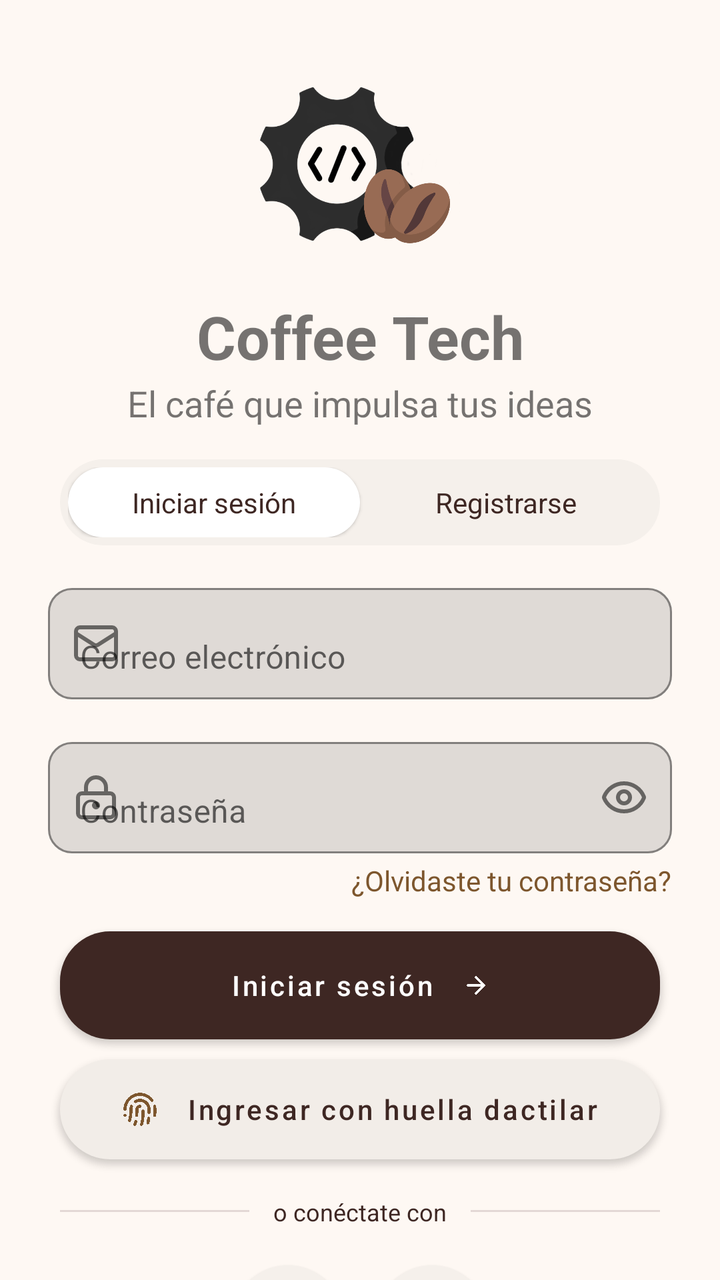
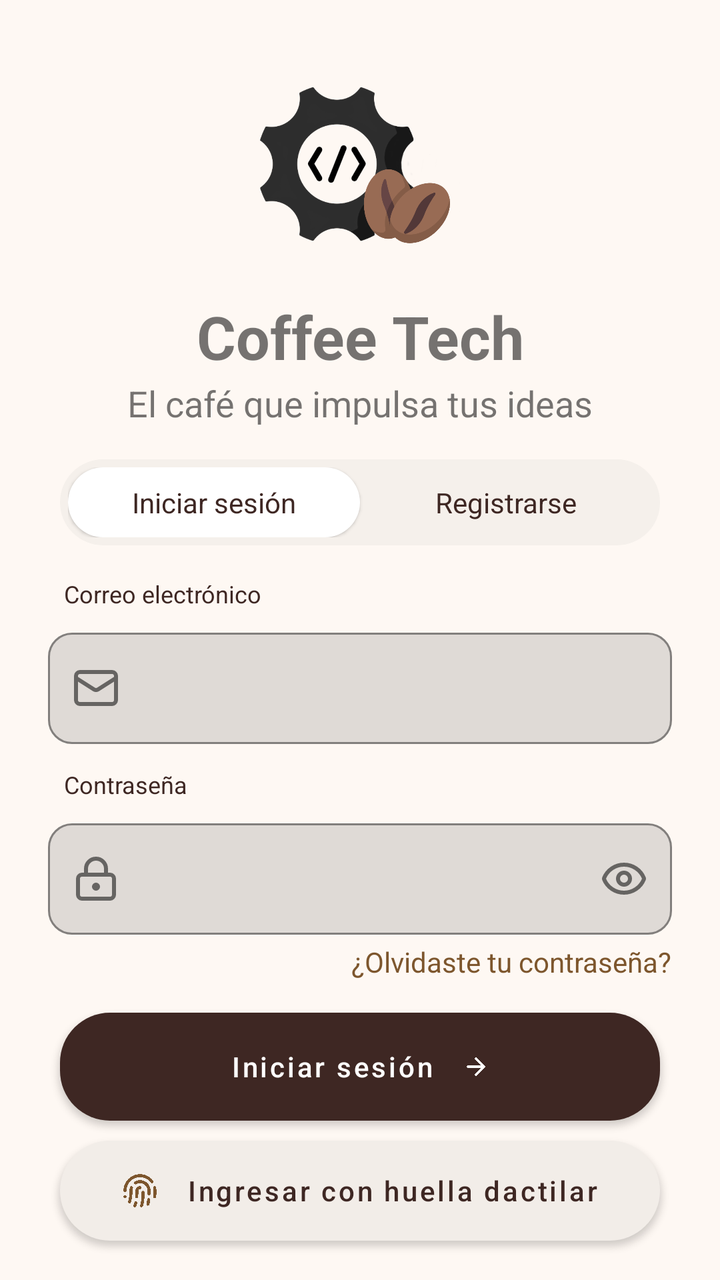

An Android layout rendered at two revisions. The XML below is the earlier revision; the diff shows what the commit changed to produce the second picture.
<!-- AndroidManifest.xml: application theme Theme.CoffeeTechMobile -->
<!-- res/layout/activity_sign_in.xml -->
<?xml version="1.0" encoding="utf-8"?>
<androidx.core.widget.NestedScrollView
    xmlns:android="http://schemas.android.com/apk/res/android"
    xmlns:app="http://schemas.android.com/apk/res-auto"
    android:layout_width="match_parent"
    android:layout_height="match_parent"
    android:fillViewport="true"
    android:clipToPadding="false">

    <androidx.constraintlayout.widget.ConstraintLayout
        android:id="@+id/sign_in_layout"
        android:layout_width="match_parent"
        android:layout_height="wrap_content"
        android:paddingBottom="30dp">

        <ImageView
            android:id="@+id/Logo"
            android:layout_width="100dp"
            android:layout_height="100dp"
            android:src="@drawable/logo"
            android:scaleType="fitCenter"
            android:contentDescription="@string/logo_description"
            android:layout_marginTop="32dp"
            app:layout_constraintTop_toTopOf="parent"
            app:layout_constraintStart_toStartOf="parent"
            app:layout_constraintEnd_toEndOf="parent" />

        <TextView
            android:id="@+id/signInTitle"
            android:layout_width="wrap_content"
            android:layout_height="wrap_content"
            android:layout_marginTop="16dp"
            android:text="@string/sign_in_title"
            android:textSize="30sp"
            android:textStyle="bold"
            app:layout_constraintEnd_toEndOf="parent"
            app:layout_constraintStart_toStartOf="parent"
            app:layout_constraintTop_toBottomOf="@id/Logo" />

        <TextView
            android:id="@+id/signInSubtitle"
            android:layout_width="wrap_content"
            android:layout_height="wrap_content"
            android:layout_marginTop="1dp"
            android:text="@string/sign_in_subtitle"
            android:textSize="18sp"
            android:textStyle="normal"
            app:layout_constraintEnd_toEndOf="parent"
            app:layout_constraintStart_toStartOf="parent"
            app:layout_constraintTop_toBottomOf="@id/signInTitle" />

        <LinearLayout
            android:id="@+id/auth_mode_selector"
            android:layout_width="0dp"
            android:layout_height="wrap_content"
            android:layout_marginStart="30dp"
            android:layout_marginEnd="30dp"
            android:layout_marginTop="16dp"
            android:orientation="horizontal"
            android:padding="4dp"
            android:background="@drawable/bg_auth_selector"
            app:layout_constraintTop_toBottomOf="@id/signInSubtitle"
            app:layout_constraintStart_toStartOf="parent"
            app:layout_constraintEnd_toEndOf="parent"
            app:layout_constraintWidth_max="320dp">

            <TextView
                android:id="@+id/sign_in_tab"
                android:layout_width="0dp"
                android:layout_height="wrap_content"
                android:layout_weight="1"
                android:gravity="center"
                android:paddingVertical="8dp"
                android:text="@string/sign_in_tab"
                android:textSize="14sp"
                android:textColor="@color/coffee_primary"
                android:background="@drawable/bg_auth_selector_selected"
                android:elevation="1dp" />

            <TextView
                android:id="@+id/sign_up_tab"
                android:layout_width="0dp"
                android:layout_height="wrap_content"
                android:layout_weight="1"
                android:gravity="center"
                android:paddingVertical="8dp"
                android:text="@string/sign_up_tab"
                android:textSize="14sp"
                android:textColor="@color/coffee_primary" />

        </LinearLayout>

        <com.google.android.material.textfield.TextInputLayout
            android:id="@+id/email_input_layout"
            android:layout_width="0dp"
            android:layout_height="wrap_content"
            android:layout_marginStart="24dp"
            android:layout_marginEnd="24dp"
            android:layout_marginTop="16dp"
            android:hint="@string/email_label"
            app:boxBackgroundMode="outline"
            app:boxCornerRadiusTopStart="12dp"
            app:boxCornerRadiusTopEnd="12dp"
            app:boxCornerRadiusBottomStart="12dp"
            app:boxCornerRadiusBottomEnd="12dp"
            app:startIconDrawable="@drawable/ic_mail"
            app:layout_constraintTop_toBottomOf="@id/auth_mode_selector"
            app:layout_constraintStart_toStartOf="parent"
            app:layout_constraintEnd_toEndOf="parent">

            <com.google.android.material.textfield.TextInputEditText
                android:id="@+id/email_edit_text"
                android:layout_width="match_parent"
                android:layout_height="wrap_content"
                android:autofillHints="emailAddress"
                android:gravity="center_vertical"
                android:inputType="textEmailAddress"
                android:singleLine="true" />

        </com.google.android.material.textfield.TextInputLayout>

        <com.google.android.material.textfield.TextInputLayout
            android:id="@+id/password_input_layout"
            android:layout_width="0dp"
            android:layout_height="wrap_content"
            android:layout_marginStart="24dp"
            android:layout_marginEnd="24dp"
            android:layout_marginTop="16dp"
            android:hint="@string/password_label"
            app:boxBackgroundMode="outline"
            app:boxCornerRadiusTopStart="12dp"
            app:boxCornerRadiusTopEnd="12dp"
            app:boxCornerRadiusBottomStart="12dp"
            app:boxCornerRadiusBottomEnd="12dp"
            app:startIconDrawable="@drawable/ic_lock_keyhole"
            app:startIconContentDescription="@string/password_icon_description"
            app:endIconMode="custom"
            app:endIconDrawable="@drawable/ic_eye"
            app:endIconContentDescription="@string/show_password"
            app:layout_constraintTop_toBottomOf="@id/email_input_layout"
            app:layout_constraintStart_toStartOf="parent"
            app:layout_constraintEnd_toEndOf="parent">

            <com.google.android.material.textfield.TextInputEditText
                android:id="@+id/password_edit_text"
                android:layout_width="match_parent"
                android:layout_height="wrap_content"
                android:gravity="center_vertical"
                android:inputType="textPassword"
                android:singleLine="true"
                android:autofillHints="password" />

        </com.google.android.material.textfield.TextInputLayout>

        <TextView
            android:id="@+id/forgot_password"
            android:layout_width="wrap_content"
            android:layout_height="wrap_content"
            android:text="@string/forgot_password"
            android:textSize="14sp"
            android:textColor="@color/coffee_secondary"
            android:layout_marginTop="4dp"
            android:layout_marginEnd="24dp"
            app:layout_constraintTop_toBottomOf="@id/password_input_layout"
            app:layout_constraintEnd_toEndOf="parent" />

        <com.google.android.material.button.MaterialButton
            android:id="@+id/sign_in_button"
            android:layout_width="0dp"
            android:layout_height="54dp"
            android:layout_marginStart="30dp"
            android:layout_marginEnd="30dp"
            android:layout_marginTop="16dp"
            android:text="@string/sign_in_button"
            android:textSize="14sp"
            android:textColor="@color/text_light"
            android:textAllCaps="false"
            android:elevation="4dp"
            android:insetTop="0dp"
            android:insetBottom="0dp"
            app:backgroundTint="@color/coffee_primary"
            app:cornerRadius="25dp"
            app:icon="@drawable/ic_arrow_right"
            app:iconTint="@color/text_light"
            app:iconSize="14dp"
            app:iconGravity="textEnd"
            app:iconPadding="14dp"
            app:layout_constraintTop_toBottomOf="@id/forgot_password"
            app:layout_constraintStart_toStartOf="parent"
            app:layout_constraintEnd_toEndOf="parent" />

        <com.google.android.material.button.MaterialButton
            android:id="@+id/biometric_button"
            android:layout_width="0dp"
            android:layout_height="50dp"
            android:layout_marginStart="30dp"
            android:layout_marginEnd="30dp"
            android:layout_marginTop="10dp"
            android:text="@string/biometric_button"
            android:textSize="14sp"
            android:textColor="@color/coffee_primary"
            android:textAllCaps="false"
            android:elevation="3dp"
            android:insetTop="0dp"
            android:insetBottom="0dp"
            app:backgroundTint="@color/biometric_button_background"
            app:cornerRadius="25dp"
            app:icon="@drawable/ic_fingerprint_pattern"
            app:iconTint="@color/coffee_secondary"
            app:iconSize="18dp"
            app:iconGravity="textStart"
            app:iconPadding="14dp"
            app:layout_constraintTop_toBottomOf="@id/sign_in_button"
            app:layout_constraintStart_toStartOf="parent"
            app:layout_constraintEnd_toEndOf="parent" />

        <LinearLayout
            android:id="@+id/social_auth_container"
            android:layout_width="0dp"
            android:layout_height="wrap_content"
            android:layout_marginStart="30dp"
            android:layout_marginEnd="30dp"
            android:layout_marginTop="18dp"
            android:orientation="vertical"
            app:layout_constraintTop_toBottomOf="@id/biometric_button"
            app:layout_constraintStart_toStartOf="parent"
            app:layout_constraintEnd_toEndOf="parent">

            <LinearLayout
                android:layout_width="match_parent"
                android:layout_height="16dp"
                android:orientation="horizontal"
                android:gravity="center_vertical">

                <View
                    android:layout_width="0dp"
                    android:layout_height="1dp"
                    android:layout_weight="1"
                    android:background="@color/social_divider" />

                <TextView
                    android:layout_width="wrap_content"
                    android:layout_height="wrap_content"
                    android:text="@string/social_divider_text"
                    android:textSize="12sp"
                    android:textColor="@color/coffee_primary"
                    android:paddingStart="12dp"
                    android:paddingEnd="12dp" />

                <View
                    android:layout_width="0dp"
                    android:layout_height="1dp"
                    android:layout_weight="1"
                    android:background="@color/social_divider" />

            </LinearLayout>

            <LinearLayout
                android:layout_width="match_parent"
                android:layout_height="62dp"
                android:layout_marginTop="16dp"
                android:gravity="center"
                android:orientation="horizontal">

                <FrameLayout
                    android:layout_width="56dp"
                    android:layout_height="56dp"
                    android:background="@drawable/bg_social_button"
                    android:elevation="2dp">

                    <ImageView
                        android:layout_width="28dp"
                        android:layout_height="28dp"
                        android:layout_gravity="center"
                        android:contentDescription="@string/google_icon_description"
                        android:src="@drawable/ic_google" />

                </FrameLayout>

                <FrameLayout
                    android:layout_width="56dp"
                    android:layout_height="56dp"
                    android:layout_marginStart="16dp"
                    android:background="@drawable/bg_social_button"
                    android:elevation="2dp">

                    <ImageView
                        android:layout_width="28dp"
                        android:layout_height="28dp"
                        android:layout_gravity="center"
                        android:contentDescription="@string/facebook_icon_description"
                        android:src="@drawable/ic_facebook" />

                </FrameLayout>

            </LinearLayout>

        </LinearLayout>

    </androidx.constraintlayout.widget.ConstraintLayout>

</androidx.core.widget.NestedScrollView>
<!-- resources referenced by this layout -->
<resources>
  <color name="biometric_button_background">#F2EDE8</color>
  <color name="coffee_primary">#3E2723</color>
  <color name="coffee_secondary">#7D562D</color>
  <color name="social_divider">#99D3C3C2</color>
  <color name="text_light">#FFFFFF</color>
  <!-- drawable bg_auth_selector (drawable) -->
  <?xml version="1.0" encoding="utf-8"?>
  <shape xmlns:android="http://schemas.android.com/apk/res/android">
      <solid android:color="@color/coffee_selector_background" />
      <corners android:radius="999dp" />
  </shape>
  <!-- drawable bg_auth_selector_selected (drawable) -->
  <?xml version="1.0" encoding="utf-8"?>
  <shape xmlns:android="http://schemas.android.com/apk/res/android">
      <solid android:color="@color/coffee_selector_active" />
      <corners android:radius="999dp" />
  </shape>
  <!-- drawable bg_social_button (drawable) -->
  <?xml version="1.0" encoding="utf-8"?>
  <shape xmlns:android="http://schemas.android.com/apk/res/android">
      <solid android:color="@color/coffee_selector_background" />
      <corners android:radius="999dp" />
  </shape>
  <!-- drawable ic_facebook (drawable) -->
  <vector xmlns:android="http://schemas.android.com/apk/res/android"
      android:width="1dp"
      android:height="1dp"
      android:viewportWidth="24"
      android:viewportHeight="24">
    <group>
      <clip-path
          android:pathData="M0,0h24v24H0z"/>
      <path
          android:pathData="M0,12.067C0,18.034 4.333,22.994 10,24v-8.667H7V12h3V9.333c0,-3 1.933,-4.666 4.667,-4.666c0.866,0 1.8,0.133 2.666,0.266V8H15.8c-1.467,0 -1.8,0.733 -1.8,1.667V12h3.2l-0.533,3.333H14V24c5.667,-1.006 10,-5.966 10,-11.933C24,5.43 18.6,0 12,0S0,5.43 0,12.067"
          android:fillColor="#3e2723"
          android:fillType="evenOdd"/>
    </group>
  </vector>
  <string name="biometric_button">Ingresar con huella dactilar</string>
  <string name="email_label">Correo electrónico</string>
  <string name="facebook_icon_description">Logotipo de Facebook</string>
  <string name="forgot_password">¿Olvidaste tu contraseña?</string>
  <string name="google_icon_description">Logotipo de Google</string>
  <string name="logo_description">Logo de Coffee Tech</string>
  <string name="password_icon_description">Icono de contraseña</string>
  <string name="password_label">Contraseña</string>
  <string name="show_password">Mostrar contraseña</string>
  <string name="sign_in_button">Iniciar sesión</string>
  <string name="sign_in_subtitle">El café que impulsa tus ideas</string>
  <string name="sign_in_tab">Iniciar sesión</string>
  <string name="sign_in_title">Coffee Tech</string>
  <string name="sign_up_tab">Registrarse</string>
  <string name="social_divider_text">o conéctate con</string>
  <style name="Theme.CoffeeTechMobile" parent="Theme.MaterialComponents.Light.NoActionBar">
  
          <item name="colorPrimary">@color/coffee_primary</item>
          <item name="colorSecondary">@color/coffee_secondary</item>
  
          <item name="colorOnPrimary">@color/text_light</item>
          <item name="colorOnSecondary">@color/text_light</item>
  
          <item name="colorAccent">@color/coffee_secondary</item>
  
          <item name="android:windowBackground">@color/background_app</item>
  
      </style>
  <color name="coffee_selector_background">#F5F0EB</color>
  <color name="coffee_selector_active">#FFFFFF</color>
  <color name="background_app">#FEF8F3</color>
  <!-- unchanged entries left out for length: 7 -->
</resources>

<!-- the commit's change to res/layout/activity_sign_in.xml (unified diff, before → after) -->
@@ -90,67 +90,99 @@
 
         </LinearLayout>
 
-        <com.google.android.material.textfield.TextInputLayout
-            android:id="@+id/email_input_layout"
+        <LinearLayout
+            android:id="@+id/email_field_container"
             android:layout_width="0dp"
             android:layout_height="wrap_content"
             android:layout_marginStart="24dp"
             android:layout_marginEnd="24dp"
             android:layout_marginTop="16dp"
-            android:hint="@string/email_label"
-            app:boxBackgroundMode="outline"
-            app:boxCornerRadiusTopStart="12dp"
-            app:boxCornerRadiusTopEnd="12dp"
-            app:boxCornerRadiusBottomStart="12dp"
-            app:boxCornerRadiusBottomEnd="12dp"
-            app:startIconDrawable="@drawable/ic_mail"
+            android:orientation="vertical"
             app:layout_constraintTop_toBottomOf="@id/auth_mode_selector"
             app:layout_constraintStart_toStartOf="parent"
             app:layout_constraintEnd_toEndOf="parent">
 
-            <com.google.android.material.textfield.TextInputEditText
-                android:id="@+id/email_edit_text"
-                android:layout_width="match_parent"
-                android:layout_height="wrap_content"
-                android:autofillHints="emailAddress"
-                android:gravity="center_vertical"
-                android:inputType="textEmailAddress"
-                android:singleLine="true" />
-
-        </com.google.android.material.textfield.TextInputLayout>
-
-        <com.google.android.material.textfield.TextInputLayout
-            android:id="@+id/password_input_layout"
+            <TextView
+                android:layout_width="match_parent"
+                android:layout_height="wrap_content"
+                android:layout_marginStart="8dp"
+                android:layout_marginBottom="6dp"
+                android:text="@string/email_label"
+                android:textSize="12sp"
+                android:textColor="@color/coffee_primary" />
+
+            <com.google.android.material.textfield.TextInputLayout
+                android:id="@+id/email_input_layout"
+                android:layout_width="match_parent"
+                android:layout_height="wrap_content"
+                app:boxBackgroundMode="outline"
+                app:boxCornerRadiusTopStart="12dp"
+                app:boxCornerRadiusTopEnd="12dp"
+                app:boxCornerRadiusBottomStart="12dp"
+                app:boxCornerRadiusBottomEnd="12dp"
+                app:startIconDrawable="@drawable/ic_mail">
+
+                <com.google.android.material.textfield.TextInputEditText
+                    android:id="@+id/email_edit_text"
+                    android:layout_width="match_parent"
+                    android:layout_height="wrap_content"
+                    android:autofillHints="emailAddress"
+                    android:gravity="center_vertical"
+                    android:inputType="textEmailAddress"
+                    android:singleLine="true" />
+
+            </com.google.android.material.textfield.TextInputLayout>
+
+        </LinearLayout>
+
+        <LinearLayout
+            android:id="@+id/password_field_container"
             android:layout_width="0dp"
             android:layout_height="wrap_content"
             android:layout_marginStart="24dp"
             android:layout_marginEnd="24dp"
-            android:layout_marginTop="16dp"
-            android:hint="@string/password_label"
-            app:boxBackgroundMode="outline"
-            app:boxCornerRadiusTopStart="12dp"
-            app:boxCornerRadiusTopEnd="12dp"
-            app:boxCornerRadiusBottomStart="12dp"
-            app:boxCornerRadiusBottomEnd="12dp"
-            app:startIconDrawable="@drawable/ic_lock_keyhole"
-            app:startIconContentDescription="@string/password_icon_description"
-            app:endIconMode="custom"
-            app:endIconDrawable="@drawable/ic_eye"
-            app:endIconContentDescription="@string/show_password"
-            app:layout_constraintTop_toBottomOf="@id/email_input_layout"
+            android:layout_marginTop="12dp"
+            android:orientation="vertical"
+            app:layout_constraintTop_toBottomOf="@id/email_field_container"
             app:layout_constraintStart_toStartOf="parent"
             app:layout_constraintEnd_toEndOf="parent">
 
-            <com.google.android.material.textfield.TextInputEditText
-                android:id="@+id/password_edit_text"
-                android:layout_width="match_parent"
-                android:layout_height="wrap_content"
-                android:gravity="center_vertical"
-                android:inputType="textPassword"
-                android:singleLine="true"
-                android:autofillHints="password" />
-
-        </com.google.android.material.textfield.TextInputLayout>
+            <TextView
+                android:layout_width="match_parent"
+                android:layout_height="wrap_content"
+                android:layout_marginStart="8dp"
+                android:layout_marginBottom="6dp"
+                android:text="@string/password_label"
+                android:textSize="12sp"
+                android:textColor="@color/coffee_primary" />
+
+            <com.google.android.material.textfield.TextInputLayout
+                android:id="@+id/password_input_layout"
+                android:layout_width="match_parent"
+                android:layout_height="wrap_content"
+                app:boxBackgroundMode="outline"
+                app:boxCornerRadiusTopStart="12dp"
+                app:boxCornerRadiusTopEnd="12dp"
+                app:boxCornerRadiusBottomStart="12dp"
+                app:boxCornerRadiusBottomEnd="12dp"
+                app:startIconDrawable="@drawable/ic_lock_keyhole"
+                app:startIconContentDescription="@string/password_icon_description"
+                app:endIconMode="custom"
+                app:endIconDrawable="@drawable/ic_eye"
+                app:endIconContentDescription="@string/show_password">
+
+                <com.google.android.material.textfield.TextInputEditText
+                    android:id="@+id/password_edit_text"
+                    android:layout_width="match_parent"
+                    android:layout_height="wrap_content"
+                    android:gravity="center_vertical"
+                    android:inputType="textPassword"
+                    android:singleLine="true"
+                    android:autofillHints="password" />
+
+            </com.google.android.material.textfield.TextInputLayout>
+
+        </LinearLayout>
 
         <TextView
             android:id="@+id/forgot_password"
@@ -161,7 +193,7 @@
             android:textColor="@color/coffee_secondary"
             android:layout_marginTop="4dp"
             android:layout_marginEnd="24dp"
-            app:layout_constraintTop_toBottomOf="@id/password_input_layout"
+            app:layout_constraintTop_toBottomOf="@id/password_field_container"
             app:layout_constraintEnd_toEndOf="parent" />
 
         <com.google.android.material.button.MaterialButton
<!-- resource entries referenced after the edit -->
@@ -41,6 +41,8 @@
   <string name="biometric_button">Ingresar con huella dactilar</string>
   <string name="email_label">Correo electrónico</string>
   <string name="facebook_icon_description">Logotipo de Facebook</string>
+  
+      // Strings for sing up view
   <string name="forgot_password">¿Olvidaste tu contraseña?</string>
   <string name="google_icon_description">Logotipo de Google</string>
   <string name="logo_description">Logo de Coffee Tech</string>
